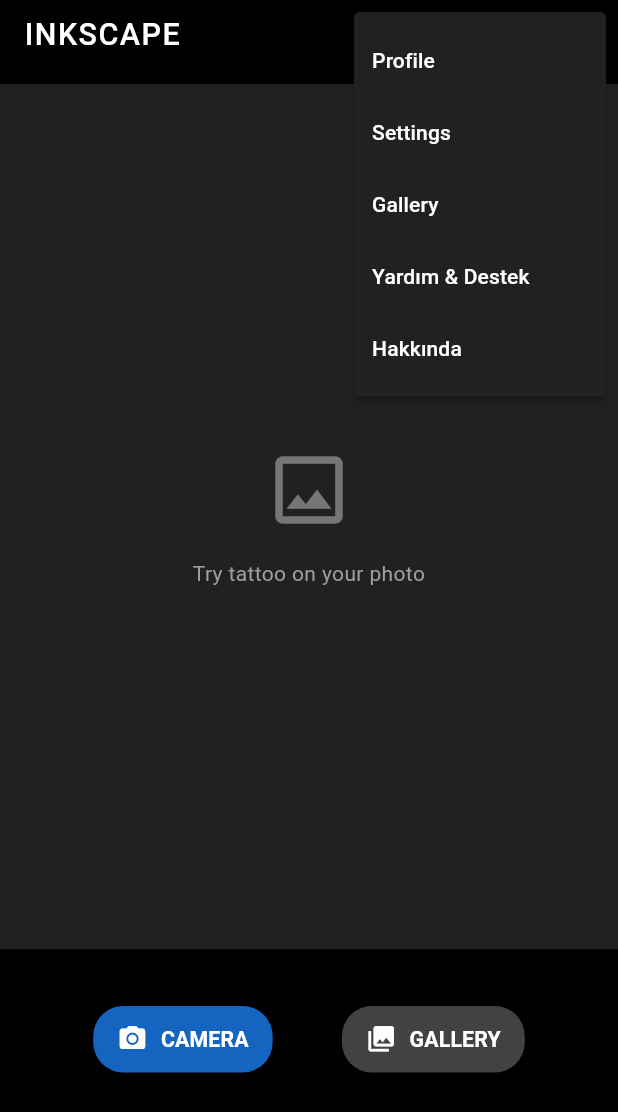
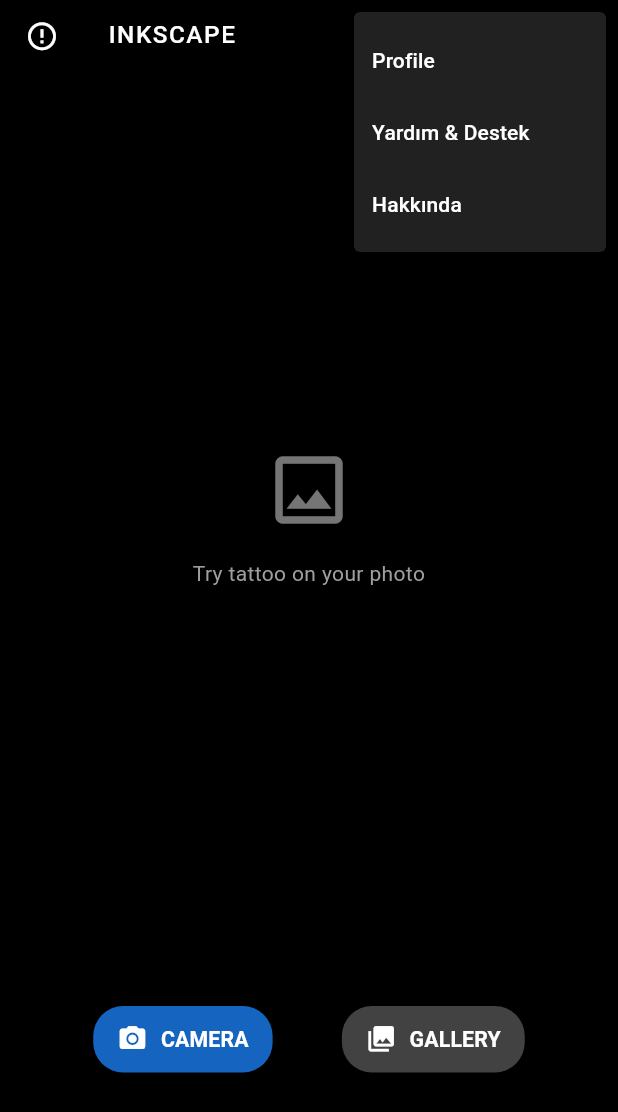
Before and after one commit to ersin-kose/Inkscapetattoo, a Flutter app: the screen it shows after launch, after a tap on the "short text" icon, on a phone screen of 412 x 824 dp. Shown: the top 1112 px of the screen. Run offline on Flutter 3.47's test engine with Material 3 defaults, Android fonts, the phone set to English and light mode, and no system bars; our stand-ins replace flutter_screenutil, image_picker, shared_preferences; missing offline and left inert: media_store_plus, photo_manager; accounts and stored records are empty.

Commit message:
UI improvements: shrink INKSCAPE title, remove Settings and Gallery from menu, conditional logout, darken placeholder background, add AppBar icon, fix color constants

```diff
--- a/lib/main.dart
+++ b/lib/main.dart
@@ -459,6 +459,45 @@
 
     return Scaffold(
       appBar: AppBar(
+        leading: Transform.translate(
+          offset: const Offset(0, -4),
+          child: IconButton(
+            icon: Icon(
+              Icons.error_outline,
+              color: Colors.white,
+              size: 22.sp,
+            ),
+            onPressed: () {
+              showDialog(
+                context: context,
+                builder: (BuildContext context) {
+                  return AlertDialog(
+                    backgroundColor: Colors.grey[900],
+                    title: const Text(
+                      'About InkScape',
+                      style: const TextStyle(color: Colors.white),
+                    ),
+                    content: const Text(
+                      'InkScape is a digital tattoo application that allows you to apply tattoos to your photos. You can upload tattoo images, position them, scale them, and erase parts as needed.',
+                      style: const TextStyle(color: Color(0xFFBDBDBD)),
+                    ),
+                    actions: [
+                      TextButton(
+                        onPressed: () {
+                          Navigator.of(context).pop();
+                        },
+                        child: const Text(
+                          'Close',
+                          style: const TextStyle(color: Colors.blue),
+                        ),
+                      ),
+                    ],
+                  );
+                },
+              );
+            },
+          ),
+        ),
         title:
             _isEraserMode
                 ? Row(
@@ -505,7 +544,7 @@
                   child: Text(
                     'INKSCAPE',
                     style: TextStyle(
-                      fontSize: 20.sp,
+                      fontSize: 16.sp,
                       fontWeight: FontWeight.w500,
                       letterSpacing: 1,
                     ),
@@ -527,12 +566,6 @@
                     MaterialPageRoute(builder: (context) => const ProfileScreen()),
                   );
                   break;
-                case 'settings':
-                  // TODO: ayarlar ekranı
-                  break;
-                case 'gallery':
-                  // TODO: galeri ekranı
-                  break;
                 case 'help_support':
                   final Uri emailLaunchUri = Uri(
                     scheme: 'mailto',
@@ -551,7 +584,7 @@
                         backgroundColor: Colors.grey[900],
                         title: const Text(
                           'Hakkında',
-                          style: TextStyle(color: Colors.white),
+                          style: const TextStyle(color: Colors.white),
                         ),
                         content: Column(
                           mainAxisSize: MainAxisSize.min,
@@ -568,17 +601,17 @@
                             SizedBox(height: 8.h),
           Text(
             'Versiyon: 1.0.0',
-                              style: TextStyle(color: Colors.grey[300]),
+            style: const TextStyle(color: Color(0xFFBDBDBD)),
           ),
           SizedBox(height: 8.h),
           Text(
             'InkScape, fotoğraflarınıza dijital dövme uygulaması yapmanızı sağlayan bir uygulamadır. Dövme görsellerini yükleyin, konumlandırın, ölçeklendirin ve silin.',
-                              style: TextStyle(color: Colors.grey[300]),
+            style: const TextStyle(color: Color(0xFFBDBDBD)),
           ),
           SizedBox(height: 16.h),
           Text(
             '© 2024 InkScape',
-                              style: TextStyle(color: Colors.grey[400]),
+            style: const TextStyle(color: Color(0xFF9E9E9E)),
           ),
                           ],
                         ),
@@ -589,7 +622,7 @@
                             },
                             child: const Text(
                               'Kapat',
-                              style: TextStyle(color: Colors.blue),
+                              style: const TextStyle(color: Colors.blue),
                             ),
                           ),
                         ],
@@ -606,46 +639,32 @@
                 (BuildContext context) => <PopupMenuEntry<String>>[
                   const PopupMenuItem<String>(
                     value: 'profile',
-                    child: Text(
+                    child: const Text(
                       'Profile',
-                      style: TextStyle(color: Colors.white),
-                    ),
-                  ),
-                  const PopupMenuItem<String>(
-                    value: 'settings',
-                    child: Text(
-                      'Settings',
-                      style: TextStyle(color: Colors.white),
-                    ),
-                  ),
-                  const PopupMenuItem<String>(
-                    value: 'gallery',
-                    child: Text(
-                      'Gallery',
-                      style: TextStyle(color: Colors.white),
+                      style: const TextStyle(color: Colors.white),
                     ),
                   ),
                   const PopupMenuItem<String>(
                     value: 'help_support',
-                    child: Text(
+                    child: const Text(
                       'Yardım & Destek',
-                      style: TextStyle(color: Colors.white),
+                      style: const TextStyle(color: Colors.white),
                     ),
                   ),
                   const PopupMenuItem<String>(
                     value: 'about',
-                    child: Text(
+                    child: const Text(
                       'Hakkında',
-                      style: TextStyle(color: Colors.white),
+                      style: const TextStyle(color: Colors.white),
                     ),
                   ),
                   if (_isLoggedIn) ...[
                     const PopupMenuDivider(),
                     const PopupMenuItem<String>(
                       value: 'logout',
-                      child: Text(
+                      child: const Text(
                         'Logout',
-                        style: TextStyle(color: Colors.white),
+                        style: const TextStyle(color: Colors.white),
                       ),
                     ),
                   ],
@@ -661,7 +680,7 @@
             child: Container(
               width: double.infinity,
               height: MediaQuery.of(context).size.height * 0.7,
-              decoration: BoxDecoration(color: Colors.grey[900]),
+              decoration: BoxDecoration(color: Colors.black87),
               child: GestureDetector(
                 onScaleStart: (ScaleStartDetails details) {
                   if (details.pointerCount == 1) {
```
Also changed, not shown: lib/profile_screen.dart (+0 -16 lines). Lines whose indentation alone changed are shown as unchanged.
